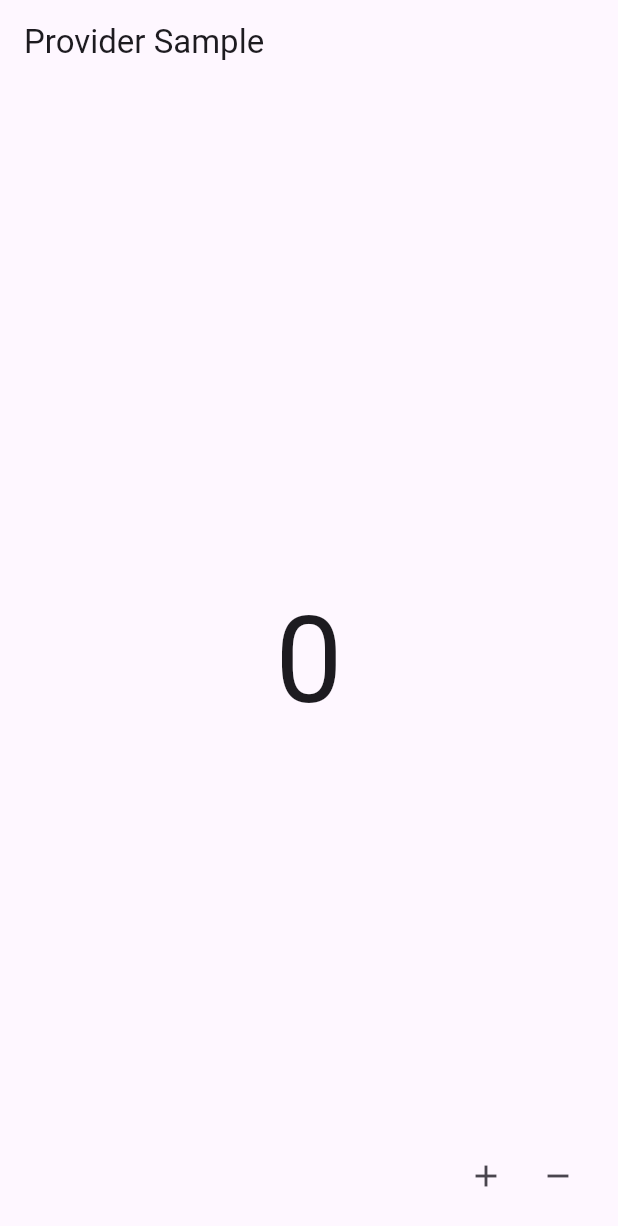
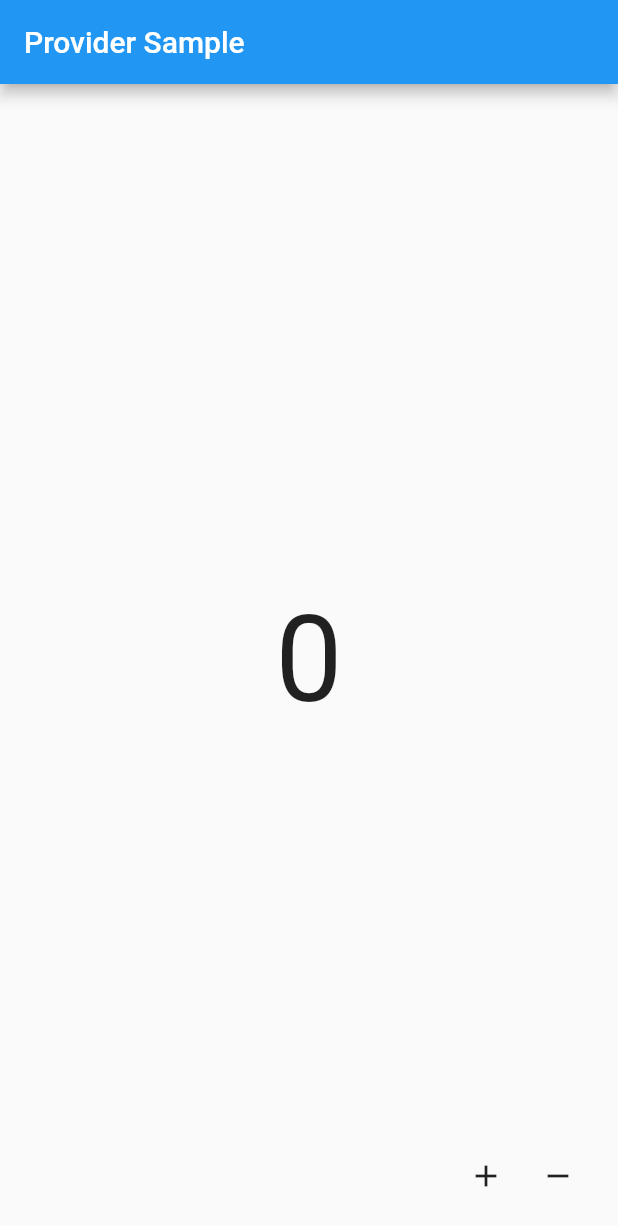
Before and after one commit to hailey-pak/flutter, a Flutter app: the screen it shows after launch, on a phone screen of 412 x 824 dp. Shown: the top 1226 px of the screen. Run offline on Flutter 3.47's test engine with Material 2 defaults, Android fonts, the phone set to English and light mode, and no system bars; our stand-ins replace animated_splash_screen, badges, dio, drift, flutter_form_builder, flutter_map and 22 more; missing offline and left inert: agora_rtc_engine, audio_session, debounce_throttle, flutter_sound, flutter_sound_platform_interface, geojson and 6 more; accounts and stored records are empty; generated files the repository leaves out were written again.

Commit message:
flutter 상태관리 - provider test

```diff
--- a/sample/provider_test/lib/main.dart
+++ b/sample/provider_test/lib/main.dart
@@ -10,15 +10,9 @@ void main() {
 class MyApp extends StatelessWidget {
   const MyApp({super.key});
 
-  // This widget is the root of your application.
   @override
   Widget build(BuildContext context) {
     return MaterialApp(
-      title: 'Flutter Demo',
-      theme: ThemeData(
-        colorScheme: ColorScheme.fromSeed(seedColor: Colors.deepPurple),
-        useMaterial3: true,
-      ),
       home: ChangeNotifierProvider(
         create: (context) => CountProvider(),
         child: Home(),
--- a/sample/provider_test/lib/src/ui/count_home.dart
+++ b/sample/provider_test/lib/src/ui/count_home.dart
@@ -7,7 +7,6 @@ class CountHomeWidget extends StatelessWidget {
 
   @override
   Widget build(BuildContext context) {
-    print('build called');
     return Center(
       child: Consumer<CountProvider>(
         builder: (context, value, child) {
```
Also changed, not shown: sample/provider_test/lib/src/provider/count_provider.dart (line endings or trailing spaces).
